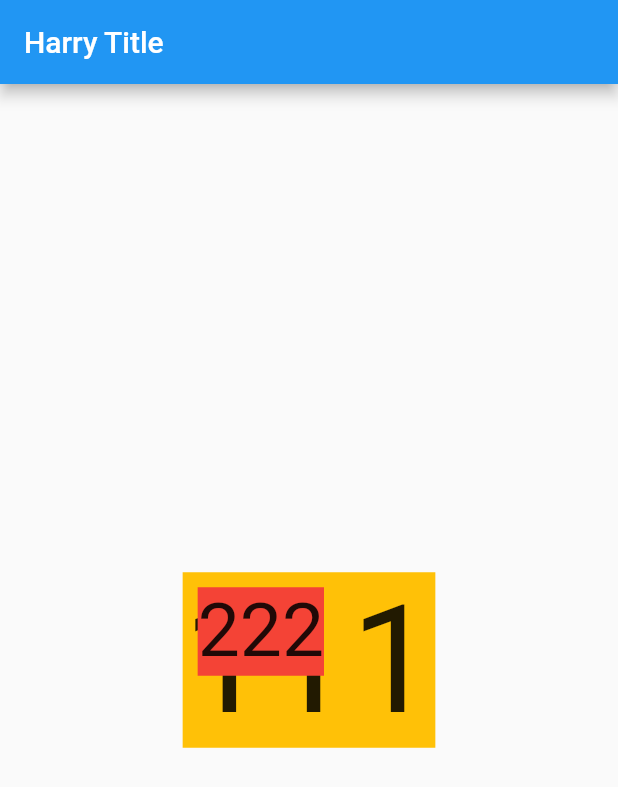
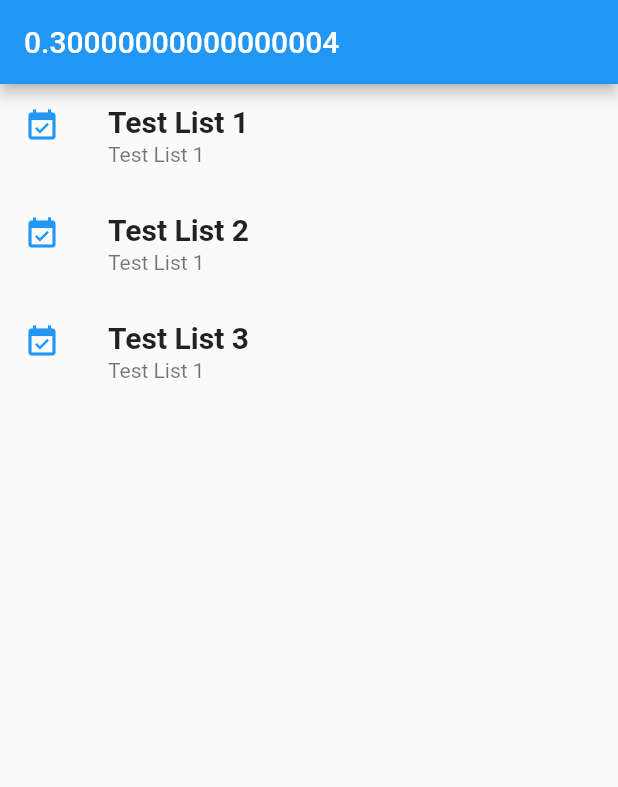
Before and after one commit to Embrs/flutter-demo, a Flutter app: the screen it shows after launch, on a phone screen of 412 x 824 dp. Shown: the top 787 px of the screen. Run offline on Flutter 3.47's test engine with Material 2 defaults, Android fonts, the light colour scheme and no system bars.

Commit message:
ListView Complete

```diff
--- a/lib/main.dart
+++ b/lib/main.dart
@@ -8,36 +8,45 @@ class MyApp extends StatelessWidget {
   @override
   Widget build(BuildContext context) {
     return Scaffold(
-      appBar: AppBar(title: Text("Harry Title")),
-      body: StackDemo(),
+      appBar: AppBar(title: Text("${0.1 + 0.2}")),
+      body: Demo(),
     );
   }
 }
 
-class StackDemo extends StatelessWidget {
-  const StackDemo({Key? key}) : super(key: key);
+class Demo extends StatelessWidget {
+  Demo({Key? key}) : super(key: key);
+  final List<Widget> list = [
+    const ListTile(
+      leading: Icon(Icons.event_available, color: Colors.blue),
+      title: Text(
+        "Test List 1",
+        style: TextStyle(fontWeight: FontWeight.w600, fontSize: 20),
+      ),
+      subtitle: Text("Test List 1"),
+    ),
+    const ListTile(
+      leading: Icon(Icons.event_available, color: Colors.blue),
+      title: Text(
+        "Test List 2",
+        style: TextStyle(fontWeight: FontWeight.w600, fontSize: 20),
+      ),
+      subtitle: Text("Test List 1"),
+    ),
+    const ListTile(
+      leading: Icon(Icons.event_available, color: Colors.blue),
+      title: Text(
+        "Test List 3",
+        style: TextStyle(fontWeight: FontWeight.w600, fontSize: 20),
+      ),
+      subtitle: Text("Test List 1"),
+    )
+  ];
   @override
   Widget build(BuildContext context) {
     return Center(
-      child: Stack(
-        // 對齊
-        // alignment: Alignment.bottomRight,
-
-        children: [
-          Container(
-            color: Colors.amber,
-            child: const Text("111", style: TextStyle(fontSize: 100)),
-          ),
-          Positioned(
-            child: Container(
-              color: Colors.red,
-              child: const Text("222", style: TextStyle(fontSize: 50)),
-            ),
-            top: 10,
-            left: 10,
-          )
-        ],
-      ),
-    );
+        child: ListView(
+      children: list,
+    ));
   }
 }
```
